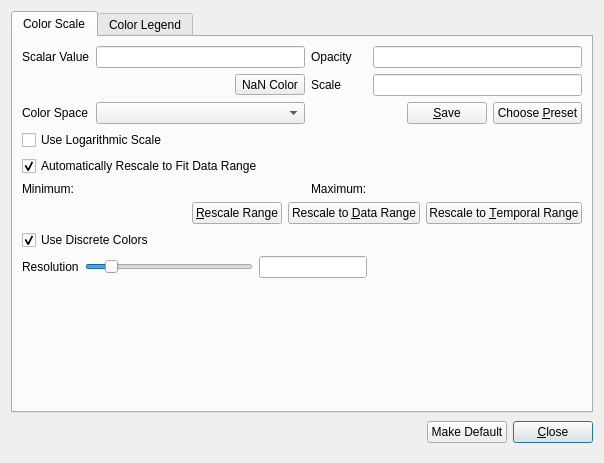
First picture: the form in Qt/Components/Resources/UI/pqColorScaleDialog.ui, repository Kitware/ParaView, before the edit.
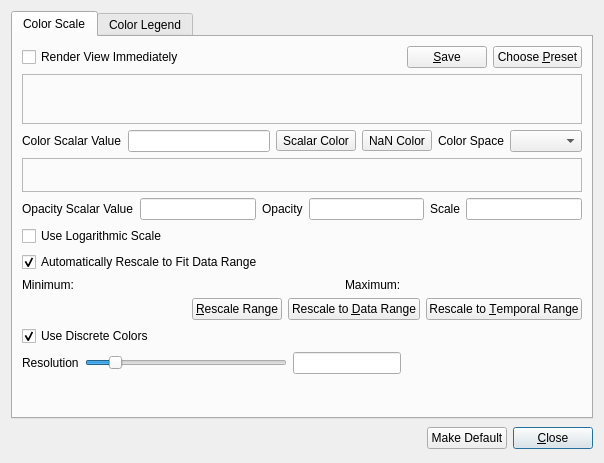
Second picture: the form after the edit. Custom widgets are drawn as their Qt base class.

Commit message: Changed color editor dialog to use vtkChart for transfer functions

Patch:
```diff
--- a/Qt/Components/Resources/UI/pqColorScaleDialog.ui
+++ b/Qt/Components/Resources/UI/pqColorScaleDialog.ui
@@ -24,153 +24,20 @@
        <string>Color Scale</string>
       </attribute>
       <layout class="QGridLayout" name="gridLayout">
-       <item row="0" column="0">
-        <widget class="QLabel" name="ValueLabel">
-         <property name="text">
-          <string>Scalar Value</string>
-         </property>
-        </widget>
-       </item>
-       <item row="0" column="1">
-        <widget class="QLineEdit" name="ScalarValue">
-         <property name="whatsThis">
-          <string>This displays the value for the current control point. It can also be used to change the value of the point.</string>
-         </property>
-        </widget>
-       </item>
-       <item row="0" column="2">
-        <widget class="QLabel" name="OpacityLabel">
-         <property name="text">
-          <string>Opacity</string>
-         </property>
-        </widget>
-       </item>
-       <item row="0" column="3">
-        <widget class="QLineEdit" name="Opacity">
-         <property name="whatsThis">
-          <string>This displays the opacity for the current control point. It can also be used to change the opacity of the point.</string>
-         </property>
-        </widget>
-       </item>
-       <item row="1" column="0" colspan="2">
-        <layout class="QHBoxLayout" name="horizontalLayout">
-         <item>
-          <spacer name="horizontalSpacer">
-           <property name="orientation">
-            <enum>Qt::Horizontal</enum>
-           </property>
-           <property name="sizeHint" stdset="0">
-            <size>
-             <width>168</width>
-             <height>20</height>
-            </size>
-           </property>
-          </spacer>
-         </item>
-         <item>
-          <widget class="pqColorChooserButton" name="NanColor">
-           <property name="toolTip">
-            <string>The color to use for not-a-number values.</string>
-           </property>
-           <property name="text">
-            <string>NaN Color</string>
-           </property>
-          </widget>
-         </item>
-        </layout>
-       </item>
-       <item row="1" column="2">
-        <widget class="QLabel" name="ScaleLabel">
-         <property name="text">
-          <string>Scale</string>
-         </property>
-        </widget>
-       </item>
-       <item row="1" column="3">
-        <widget class="QLineEdit" name="ScalarOpacityUnitDistance"/>
-       </item>
-       <item row="2" column="0">
-        <widget class="QLabel" name="label">
-         <property name="text">
-          <string>Color Space</string>
-         </property>
-        </widget>
-       </item>
-       <item row="2" column="1">
-        <widget class="QComboBox" name="ColorSpace">
-         <property name="whatsThis">
-          <string>Select the color space used for the color interpolation.</string>
-         </property>
-        </widget>
-       </item>
-       <item row="2" column="2" colspan="2">
-        <layout class="QHBoxLayout">
-         <item>
-          <spacer>
-           <property name="orientation">
-            <enum>Qt::Horizontal</enum>
-           </property>
-           <property name="sizeHint" stdset="0">
-            <size>
-             <width>0</width>
-             <height>20</height>
-            </size>
-           </property>
-          </spacer>
-         </item>
-         <item>
-          <widget class="QPushButton" name="SaveButton">
-           <property name="whatsThis">
-            <string>Click this button to save the current color map as a preset.</string>
-           </property>
-           <property name="text">
-            <string>&amp;Save</string>
-           </property>
-          </widget>
-         </item>
-         <item>
-          <widget class="QPushButton" name="PresetButton">
-           <property name="whatsThis">
-            <string>Click this button to change the color map to a preset.</string>
-           </property>
-           <property name="text">
-            <string>Choose &amp;Preset</string>
-           </property>
-          </widget>
-         </item>
-        </layout>
-       </item>
-       <item row="3" column="0" colspan="2">
-        <widget class="QCheckBox" name="UseLogScale">
-         <property name="whatsThis">
-          <string>Check this option to use a logarithmic scale on the color map.</string>
-         </property>
-         <property name="text">
-          <string>Use Logarithmic Scale</string>
-         </property>
-        </widget>
-       </item>
-       <item row="4" column="0" colspan="2">
-        <widget class="QCheckBox" name="UseAutoRescale">
-         <property name="whatsThis">
-          <string>Check this option to automatically rescale the color map to the current data range.</string>
-         </property>
-         <property name="text">
-          <string>Automatically Rescale to Fit Data Range</string>
-         </property>
-         <property name="checked">
-          <bool>true</bool>
-         </property>
-        </widget>
-       </item>
-       <item row="5" column="0">
+       <item row="8" column="0">
         <widget class="QLabel" name="label_2">
+         <property name="sizePolicy">
+          <sizepolicy hsizetype="Preferred" vsizetype="Fixed">
+           <horstretch>0</horstretch>
+           <verstretch>0</verstretch>
+          </sizepolicy>
+         </property>
          <property name="text">
           <string>Minimum:</string>
          </property>
         </widget>
        </item>
-       <item row="5" column="1">
+       <item row="8" column="1">
         <widget class="QLabel" name="MinimumLabel">
          <property name="sizePolicy">
           <sizepolicy hsizetype="MinimumExpanding" vsizetype="Preferred">
@@ -186,14 +53,20 @@
          </property>
         </widget>
        </item>
-       <item row="5" column="2">
+       <item row="8" column="2">
         <widget class="QLabel" name="label_3">
+         <property name="sizePolicy">
+          <sizepolicy hsizetype="Preferred" vsizetype="Fixed">
+           <horstretch>0</horstretch>
+           <verstretch>0</verstretch>
+          </sizepolicy>
+         </property>
          <property name="text">
           <string>Maximum:</string>
          </property>
         </widget>
        </item>
-       <item row="5" column="3">
+       <item row="8" column="3">
         <widget class="QLabel" name="MaximumLabel">
          <property name="sizePolicy">
           <sizepolicy hsizetype="MinimumExpanding" vsizetype="Preferred">
@@ -209,7 +82,7 @@
          </property>
         </widget>
        </item>
-       <item row="6" column="0" colspan="4">
+       <item row="9" column="0" colspan="4">
         <layout class="QHBoxLayout">
          <item>
           <spacer>
@@ -274,7 +147,7 @@
          </item>
         </layout>
        </item>
-       <item row="7" column="0" colspan="2">
+       <item row="11" column="0" colspan="2">
         <widget class="QCheckBox" name="UseDiscreteColors">
          <property name="whatsThis">
           <string>Check this box if the color table should have discrete colors, otherwise color values will be interpolated.</string>
@@ -287,7 +160,7 @@
          </property>
         </widget>
        </item>
-       <item row="8" column="0" colspan="3">
+       <item row="12" column="0" colspan="3">
         <layout class="QHBoxLayout">
          <item>
           <widget class="QLabel" name="TableSizeLabel">
@@ -333,15 +206,219 @@
          </item>
         </layout>
        </item>
-       <item row="9" column="0" colspan="4">
-        <spacer>
+       <item row="3" column="0" colspan="4">
+        <widget class="QFrame" name="frameOpacity">
+         <property name="sizePolicy">
+          <sizepolicy hsizetype="Expanding" vsizetype="Expanding">
+           <horstretch>0</horstretch>
+           <verstretch>0</verstretch>
+          </sizepolicy>
+         </property>
+         <property name="frameShape">
+          <enum>QFrame::StyledPanel</enum>
+         </property>
+         <property name="frameShadow">
+          <enum>QFrame::Raised</enum>
+         </property>
+        </widget>
+       </item>
+       <item row="1" column="0" colspan="4">
+        <widget class="QFrame" name="frameColorTF">
+         <property name="sizePolicy">
+          <sizepolicy hsizetype="Expanding" vsizetype="Fixed">
+           <horstretch>0</horstretch>
+           <verstretch>0</verstretch>
+          </sizepolicy>
+         </property>
+         <property name="minimumSize">
+          <size>
+           <width>0</width>
+           <height>50</height>
+          </size>
+         </property>
+         <property name="baseSize">
+          <size>
+           <width>0</width>
+           <height>50</height>
+          </size>
+         </property>
+         <property name="frameShape">
+          <enum>QFrame::StyledPanel</enum>
+         </property>
+         <property name="frameShadow">
+          <enum>QFrame::Raised</enum>
+         </property>
+        </widget>
+       </item>
+       <item row="2" column="0" colspan="4">
+        <layout class="QHBoxLayout" name="colorTFLayout">
+         <item>
+          <widget class="QLabel" name="ValueLabel">
+           <property name="text">
+            <string>Color Scalar Value</string>
+           </property>
+          </widget>
+         </item>
+         <item>
+          <widget class="QLineEdit" name="ScalarValue">
+           <property name="whatsThis">
+            <string>This displays the value for the current control point. It can also be used to change the value of the point.</string>
+           </property>
+          </widget>
+         </item>
+         <item>
+          <widget class="pqColorChooserButton" name="ScalarColor">
+           <property name="toolTip">
+            <string>The color to use for not-a-number values.</string>
+           </property>
+           <property name="text">
+            <string>Scalar Color</string>
+           </property>
+          </widget>
+         </item>
+         <item>
+          <widget class="pqColorChooserButton" name="NanColor">
+           <property name="toolTip">
+            <string>The color to use for not-a-number values.</string>
+           </property>
+           <property name="text">
+            <string>NaN Color</string>
+           </property>
+          </widget>
+         </item>
+         <item>
+          <widget class="QLabel" name="label">
+           <property name="text">
+            <string>Color Space</string>
+           </property>
+          </widget>
+         </item>
+         <item>
+          <widget class="QComboBox" name="ColorSpace">
+           <property name="whatsThis">
+            <string>Select the color space used for the color interpolation.</string>
+           </property>
+          </widget>
+         </item>
+        </layout>
+       </item>
+       <item row="5" column="0" colspan="4">
+        <layout class="QHBoxLayout" name="opacityLayout">
+         <item>
+          <widget class="QLabel" name="labelOpacityScalar">
+           <property name="text">
+            <string>Opacity Scalar Value</string>
+           </property>
+          </widget>
+         </item>
+         <item>
+          <widget class="QLineEdit" name="opacityScalar"/>
+         </item>
+         <item>
+          <widget class="QLabel" name="OpacityLabel">
+           <property name="text">
+            <string>Opacity</string>
+           </property>
+          </widget>
+         </item>
+         <item>
+          <widget class="QLineEdit" name="Opacity">
+           <property name="whatsThis">
+            <string>This displays the opacity for the current control point. It can also be used to change the opacity of the point.</string>
+           </property>
+          </widget>
+         </item>
+         <item>
+          <widget class="QLabel" name="ScaleLabel">
+           <property name="text">
+            <string>Scale</string>
+           </property>
+          </widget>
+         </item>
+         <item>
+          <widget class="QLineEdit" name="ScalarOpacityUnitDistance"/>
+         </item>
+        </layout>
+       </item>
+       <item row="7" column="0" colspan="2">
+        <widget class="QCheckBox" name="UseAutoRescale">
+         <property name="whatsThis">
+          <string>Check this option to automatically rescale the color map to the current data range.</string>
+         </property>
+         <property name="text">
+          <string>Automatically Rescale to Fit Data Range</string>
+         </property>
+         <property name="checked">
+          <bool>true</bool>
+         </property>
+        </widget>
+       </item>
+       <item row="6" column="0">
+        <widget class="QCheckBox" name="UseLogScale">
+         <property name="whatsThis">
+          <string>Check this option to use a logarithmic scale on the color map.</string>
+         </property>
+         <property name="text">
+          <string>Use Logarithmic Scale</string>
+         </property>
+        </widget>
+       </item>
+       <item row="0" column="0">
+        <widget class="QCheckBox" name="checkBoxImmediateRender">
+         <property name="text">
+          <string>Render View Immediately</string>
+         </property>
+        </widget>
+       </item>
+       <item row="0" column="3">
+        <layout class="QHBoxLayout">
+         <item>
+          <spacer>
+           <property name="orientation">
+            <enum>Qt::Horizontal</enum>
+           </property>
+           <property name="sizeHint" stdset="0">
+            <size>
+             <width>0</width>
+             <height>20</height>
+            </size>
+           </property>
+          </spacer>
+         </item>
+         <item>
+          <widget class="QPushButton" name="SaveButton">
+           <property name="whatsThis">
+            <string>Click this button to save the current color map as a preset.</string>
+           </property>
+           <property name="text">
+            <string>&amp;Save</string>
+           </property>
+          </widget>
+         </item>
+         <item>
+          <widget class="QPushButton" name="PresetButton">
+           <property name="whatsThis">
+            <string>Click this button to change the color map to a preset.</string>
+           </property>
+           <property name="text">
+            <string>Choose &amp;Preset</string>
+           </property>
+          </widget>
+         </item>
+        </layout>
+       </item>
+       <item row="13" column="0" colspan="4">
+        <spacer name="verticalSpacer">
          <property name="orientation">
           <enum>Qt::Vertical</enum>
          </property>
+         <property name="sizeType">
+          <enum>QSizePolicy::MinimumExpanding</enum>
+         </property>
          <property name="sizeHint" stdset="0">
           <size>
-           <width>361</width>
-           <height>26</height>
+           <width>20</width>
+           <height>10</height>
           </size>
          </property>
         </spacer>
@@ -872,16 +949,6 @@
      </item>
     </layout>
    </item>
-   <item>
-    <widget class="QFrame" name="frameTF">
-     <property name="frameShape">
-      <enum>QFrame::StyledPanel</enum>
-     </property>
-     <property name="frameShadow">
-      <enum>QFrame::Raised</enum>
-     </property>
-    </widget>
-   </item>
   </layout>
  </widget>
  <customwidgets>
```
Left out of the diff: 5 changed lines with no effect on the pictures. The commit also changes 4 other files.
